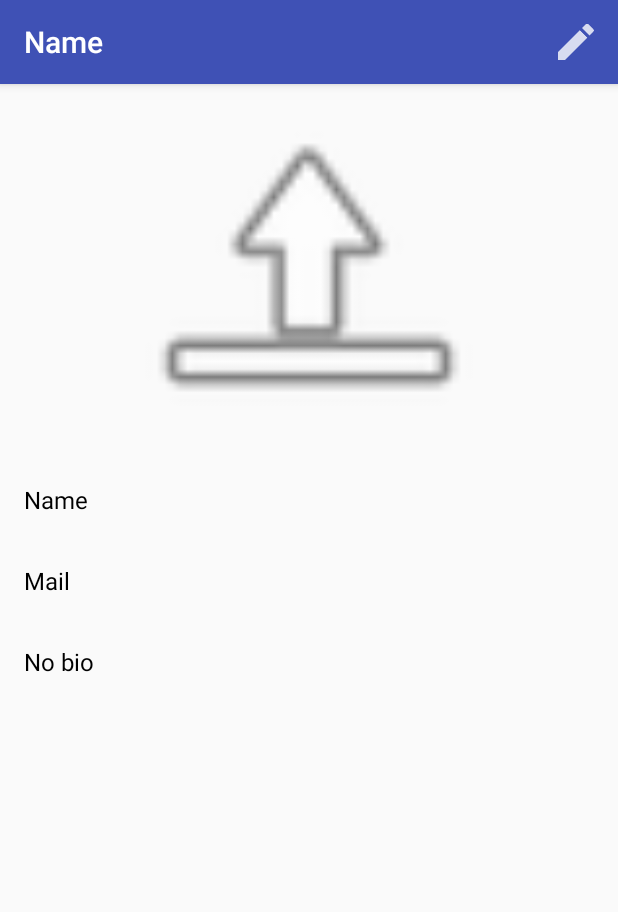
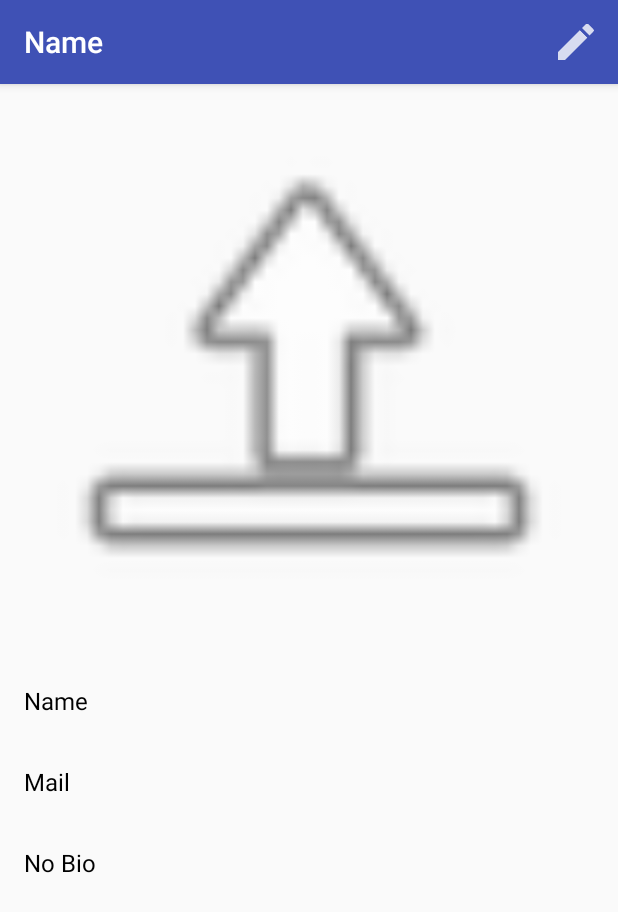
Before and after one commit to EskadA/MADLabs, an Android app: the screen it shows after launch (showActivity), on a phone screen of 412 x 824 dp. Shown: the top 912 px of the screen. Run offline under Robolectric (Android 15) with nearby library versions, the phone set to English and light mode, and no system bars.

```diff
--- a/Lab01/app/src/main/java/com/polito/ignurance/lab01/showActivity.java
+++ b/Lab01/app/src/main/java/com/polito/ignurance/lab01/showActivity.java
@@ -1,28 +1,50 @@
 package com.polito.ignurance.lab01;
 
+import android.content.Context;
 import android.content.Intent;
+import android.content.SharedPreferences;
+import android.os.Bundle;
 import android.support.v7.app.AppCompatActivity;
-import android.os.Bundle;
 import android.support.v7.widget.Toolbar;
 import android.view.Menu;
 import android.view.MenuInflater;
 import android.view.MenuItem;
 import android.widget.TextView;
-import android.widget.Toast;
 
 public class showActivity extends AppCompatActivity {
 
+    //Toolbar
+    Toolbar toolbar;
+
+    //TextViews
     TextView name;
+    TextView mail;
+    TextView bio;
+
+    //SharedPreferences
+    SharedPreferences preferences;
 
     @Override
     protected void onCreate(Bundle savedInstanceState) {
         super.onCreate(savedInstanceState);
         setContentView(R.layout.activity_show);
 
-        name = (TextView)findViewById(R.id.name);
-        Toolbar toolbar = (Toolbar) findViewById(R.id.toolbar);
-        setSupportActionBar(toolbar);
-        setTitle(name.getText());
+        preferences = getSharedPreferences("Info", Context.MODE_PRIVATE);
+
+        getTextViews();
+        setToolbar();
+    }
+
+    @Override
+    protected void onRestoreInstanceState(Bundle savedInstanceState) {
+        super.onRestoreInstanceState(savedInstanceState);
+        setTexts();
+    }
+
+    @Override
+    protected void onResume() {
+        super.onResume();
+        setTexts();
     }
 
     @Override
@@ -37,6 +59,7 @@ public class showActivity extends AppCompatActivity {
         // Handle item selection
         switch (item.getItemId()) {
             case R.id.action_edit:
+                //Edit user profile
                 Intent edit = new Intent(showActivity.this, editActivity.class);
                 startActivity(edit);
                 return true;
@@ -44,4 +67,25 @@ public class showActivity extends AppCompatActivity {
                 return super.onOptionsItemSelected(item);
         }
     }
+
+    //Set app Toolbar
+    private void setToolbar(){
+        toolbar = (Toolbar) findViewById(R.id.toolbar);
+        setSupportActionBar(toolbar);
+        setTitle(name.getText());
+    }
+
+    //Get all the text views
+    private void getTextViews(){
+        name = (TextView)findViewById(R.id.name);
+        mail = (TextView)findViewById(R.id.mail);
+        bio = (TextView)findViewById(R.id.bio);
+    }
+
+    //Sel all the texts
+    private void setTexts(){
+        name.setText(preferences.getString("Name", "Name"));
+        mail.setText(preferences.getString("Mail", "Mail"));
+        bio.setText(preferences.getString("Bio", "No Bio"));
+    }
 }
--- /dev/null
+++ b/Lab01/app/src/main/res/layout-land/activity_show.xml
@@ -0,0 +1,68 @@
+<?xml version="1.0" encoding="utf-8"?>
+<LinearLayout xmlns:android="http://schemas.android.com/apk/res/android"
+    xmlns:app="http://schemas.android.com/apk/res-auto"
+    xmlns:tools="http://schemas.android.com/tools"
+    android:layout_width="match_parent"
+    android:layout_height="match_parent"
+    tools:context="com.polito.ignurance.lab01.showActivity"
+    android:orientation="vertical">
+
+    <android.support.v7.widget.Toolbar
+        android:id="@+id/toolbar"
+        android:layout_width="match_parent"
+        android:layout_height="?attr/actionBarSize"
+        android:background="?attr/colorPrimary"
+        app:titleTextColor="@color/colorWhite"
+        android:elevation="4dp"
+        android:theme="@style/ThemeOverlay.AppCompat.ActionBar"
+        app:popupTheme="@style/ThemeOverlay.AppCompat.Light"/>
+
+    <LinearLayout
+        android:layout_width="match_parent"
+        android:layout_height="match_parent"
+        android:orientation="horizontal">
+
+        <ImageView
+            android:id="@+id/imageView"
+            android:layout_width="match_parent"
+            android:layout_height="match_parent"
+            android:layout_weight="1"
+            app:srcCompat="@android:drawable/ic_menu_upload" />
+
+        <LinearLayout
+            android:layout_width="match_parent"
+            android:layout_height="wrap_content"
+            android:layout_gravity="center_vertical"
+            android:layout_weight="0.5"
+            android:orientation="vertical">
+
+            <TextView
+                android:id="@+id/name"
+                android:layout_width="match_parent"
+                android:layout_height="wrap_content"
+                android:layout_margin="16dp"
+                android:text="@string/name"
+                android:textColor="@color/colorBlack"
+                android:textSize="16sp" />
+
+            <TextView
+                android:id="@+id/mail"
+                android:layout_width="match_parent"
+                android:layout_height="wrap_content"
+                android:layout_margin="16dp"
+                android:text="@string/mail"
+                android:textColor="@color/colorBlack"
+                android:textSize="16sp" />
+
+            <TextView
+                android:id="@+id/bio"
+                android:layout_width="match_parent"
+                android:layout_height="wrap_content"
+                android:layout_margin="16dp"
+                android:text="@string/no_bio"
+                android:textColor="@color/colorBlack"
+                android:textSize="16sp" />
+        </LinearLayout>
+    </LinearLayout>
+
+</LinearLayout>
--- a/Lab01/app/src/main/res/layout/activity_show.xml
+++ b/Lab01/app/src/main/res/layout/activity_show.xml
@@ -20,34 +20,42 @@
     <ImageView
         android:id="@+id/imageView"
         android:layout_width="match_parent"
-        android:layout_height="250dp"
+        android:layout_height="match_parent"
+        android:layout_weight="1"
         app:srcCompat="@android:drawable/ic_menu_upload" />
+
+    <LinearLayout
+        android:layout_width="match_parent"
+        android:layout_height="match_parent"
+        android:layout_weight="1"
+        android:orientation="vertical">
 
         <TextView
             android:id="@+id/name"
             android:layout_width="match_parent"
             android:layout_height="wrap_content"
             android:layout_margin="16dp"
-        android:textSize="16sp"
+            android:text="@string/name"
             android:textColor="@color/colorBlack"
-        android:text="Name" />
+            android:textSize="16sp" />
 
         <TextView
             android:id="@+id/mail"
             android:layout_width="match_parent"
             android:layout_height="wrap_content"
             android:layout_margin="16dp"
-        android:textSize="16sp"
+            android:text="@string/mail"
             android:textColor="@color/colorBlack"
-        android:text="Mail" />
+            android:textSize="16sp" />
 
         <TextView
             android:id="@+id/bio"
             android:layout_width="match_parent"
             android:layout_height="wrap_content"
             android:layout_margin="16dp"
-        android:textSize="16sp"
+            android:text="@string/no_bio"
             android:textColor="@color/colorBlack"
-        android:text="@string/no_bio" />
+            android:textSize="16sp" />
+    </LinearLayout>
 
 </LinearLayout>
--- a/Lab01/app/src/main/res/values/strings.xml
+++ b/Lab01/app/src/main/res/values/strings.xml
@@ -1,8 +1,9 @@
 <resources>
     <string name="app_name">Lab01</string>
     <string name="action_edit">Edit</string>
-    <string name="name">Name</string>
     <string name="email">Email</string>
     <string name="short_bio">Short Bio</string>
     <string name="no_bio">No bio</string>
+    <string name="mail">Mail</string>
+    <string name="name">Name</string>
 </resources>
```
Also changed, not shown: Lab01/app/src/main/java/com/polito/ignurance/lab01/editActivity.java (+77 -31 lines), Lab01/app/src/main/res/layout-land/activity_edit.xml (added, +71 -0 lines), 1 other file. Lines whose indentation alone changed are shown as unchanged.
